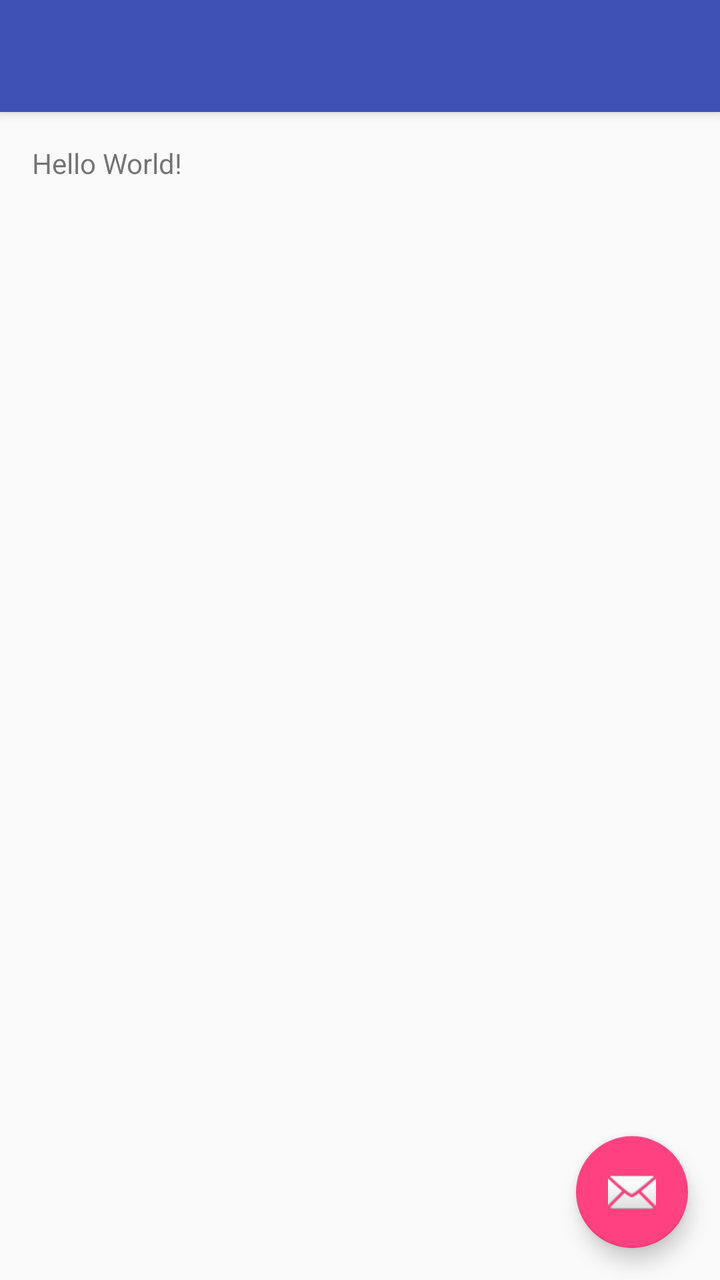
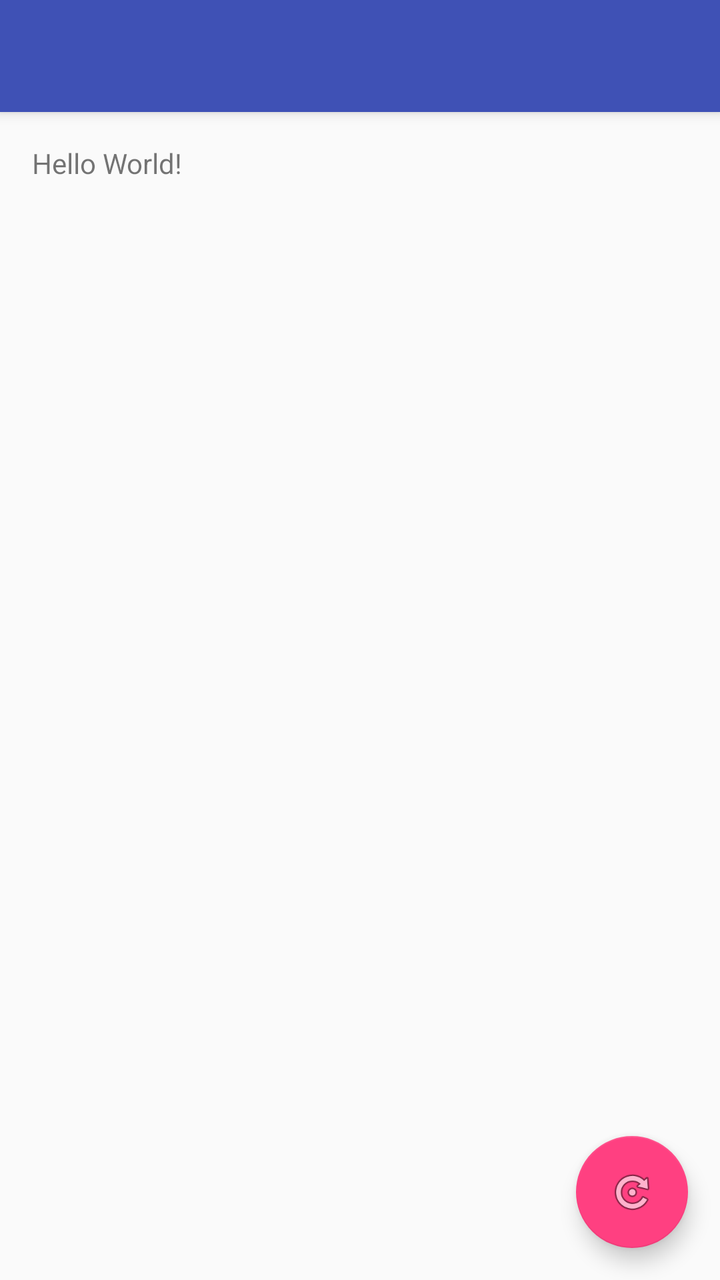

Before-and-after screenshots of an Android layout around one commit, followed by the original layout XML and the change that was made.
<!-- AndroidManifest.xml: activity theme AppTheme.NoActionBar -->
<!-- res/layout/activity_main.xml -->
<?xml version="1.0" encoding="utf-8"?>
<android.support.design.widget.CoordinatorLayout xmlns:android="http://schemas.android.com/apk/res/android"
    xmlns:app="http://schemas.android.com/apk/res-auto"
    xmlns:tools="http://schemas.android.com/tools"
    android:layout_width="match_parent"
    android:layout_height="match_parent"
    android:fitsSystemWindows="true"
    tools:context="com.github.axet.mover.MainActivity">

    <android.support.design.widget.AppBarLayout
        android:layout_width="match_parent"
        android:layout_height="wrap_content"
        android:theme="@style/AppTheme.AppBarOverlay">

        <android.support.v7.widget.Toolbar
            android:id="@+id/toolbar"
            android:layout_width="match_parent"
            android:layout_height="?attr/actionBarSize"
            android:background="?attr/colorPrimary"
            app:popupTheme="@style/AppTheme.PopupOverlay" />

    </android.support.design.widget.AppBarLayout>

    <include layout="@layout/content_main" />

    <android.support.design.widget.FloatingActionButton
        android:id="@+id/fab"
        android:layout_width="wrap_content"
        android:layout_height="wrap_content"
        android:layout_gravity="bottom|end"
        android:layout_margin="@dimen/fab_margin"
        android:src="@android:drawable/ic_dialog_email" />

</android.support.design.widget.CoordinatorLayout>
<!-- res/layout/content_main.xml (included above) -->
<?xml version="1.0" encoding="utf-8"?>
<RelativeLayout xmlns:android="http://schemas.android.com/apk/res/android"
    xmlns:app="http://schemas.android.com/apk/res-auto"
    xmlns:tools="http://schemas.android.com/tools"
    android:layout_width="match_parent"
    android:layout_height="match_parent"
    android:paddingBottom="@dimen/activity_vertical_margin"
    android:paddingLeft="@dimen/activity_horizontal_margin"
    android:paddingRight="@dimen/activity_horizontal_margin"
    android:paddingTop="@dimen/activity_vertical_margin"
    app:layout_behavior="@string/appbar_scrolling_view_behavior"
    tools:context="com.github.axet.mover.MainActivity"
    tools:showIn="@layout/activity_main">

    <TextView
        android:layout_width="wrap_content"
        android:layout_height="wrap_content"
        android:text="Hello World!" />
</RelativeLayout>
<!-- resources referenced by this layout -->
<resources>
  <dimen name="activity_horizontal_margin">16dp</dimen>
  <dimen name="activity_vertical_margin">16dp</dimen>
  <dimen name="fab_margin">16dp</dimen>
  <style name="AppTheme.AppBarOverlay" parent="ThemeOverlay.AppCompat.Dark.ActionBar" />
  <style name="AppTheme.PopupOverlay" parent="ThemeOverlay.AppCompat.Light" />
  <style name="AppTheme.NoActionBar">
          <item name="windowActionBar">false</item>
          <item name="windowNoTitle">true</item>
      </style>
</resources>

<!-- the commit's change to res/layout/activity_main.xml (unified diff, before → after) -->
@@ -29,7 +29,7 @@
         android:layout_height="wrap_content"
         android:layout_gravity="bottom|end"
         android:layout_margin="@dimen/fab_margin"
-        android:src="@android:drawable/ic_dialog_email" />
+        android:src="@android:drawable/ic_menu_rotate" />
 
 </android.support.design.widget.CoordinatorLayout>
 <!-- res/layout/content_main.xml (included above) -->
